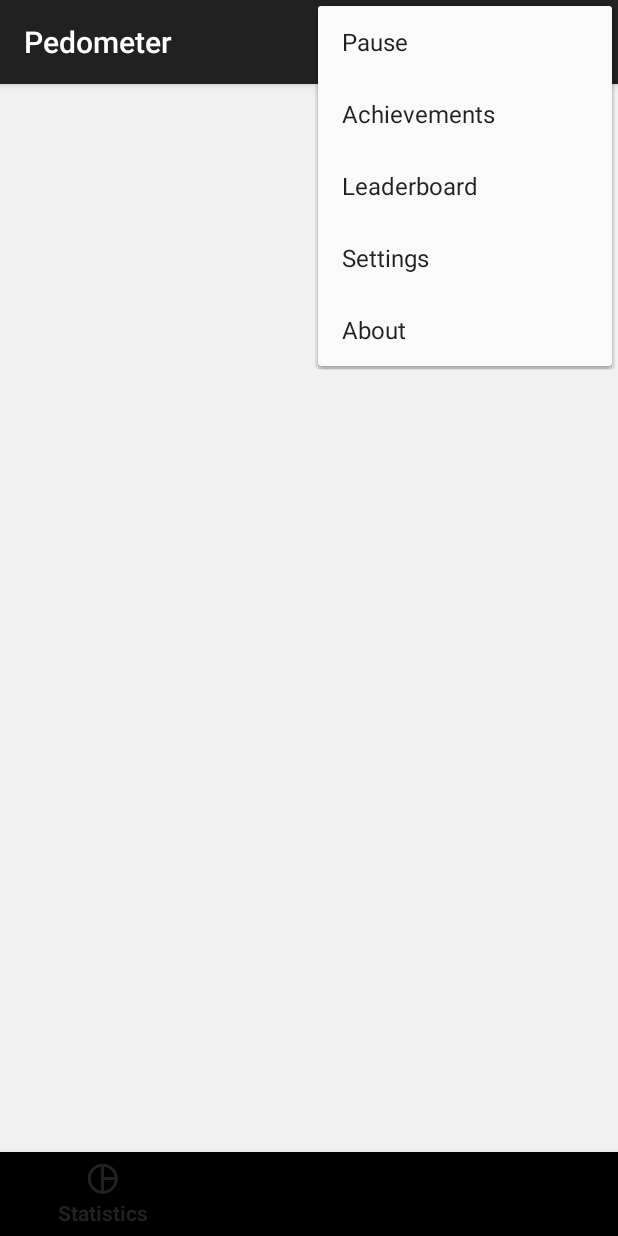
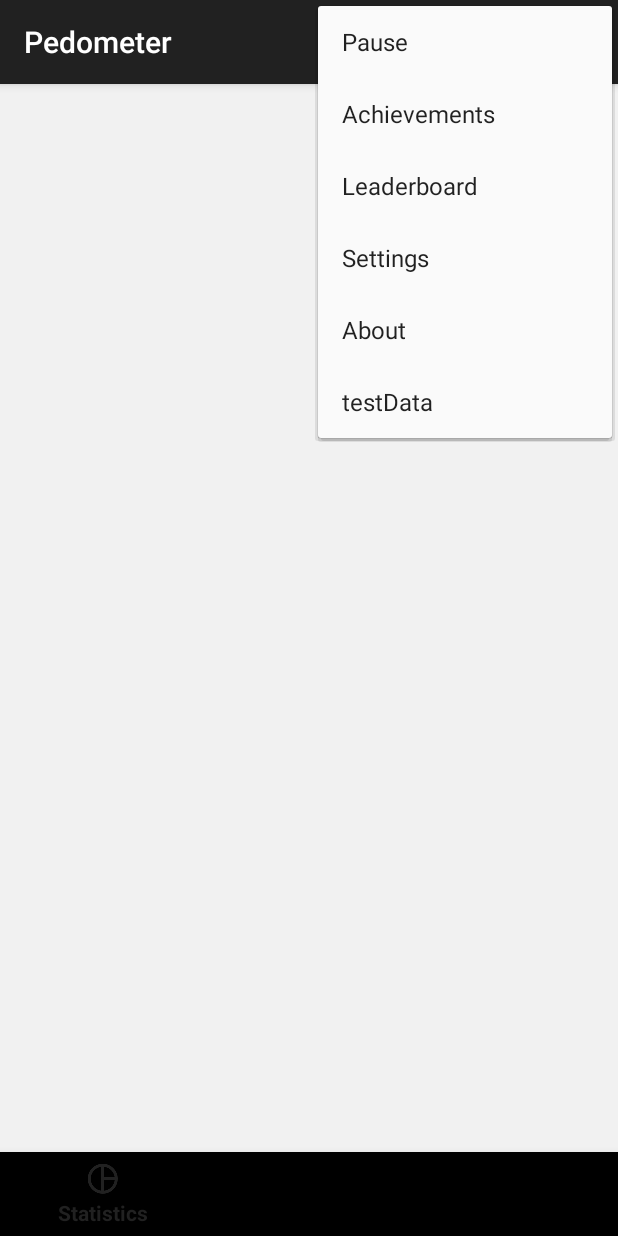
Before and after one commit to dennis-kao/Pedometer, an Android app: the fragment Fragment_Settings placed in its activity, with the options menu open, on a phone screen of 412 x 824 dp. Run offline under Robolectric (Android 15) with nearby library versions, the phone set to English and light mode, and no system bars; libraries missing offline, so code that uses them is left out: org.eazegraph.lib; 41 statements that could not run were skipped.

Commit message:
created test data function

```diff
--- a/src/main/java/de/j4velin/pedometer/Database.java
+++ b/src/main/java/de/j4velin/pedometer/Database.java
@@ -119,7 +119,7 @@ public class Database extends SQLiteOpenHelper {
         try {
             Cursor c = getReadableDatabase().query(DB_NAME, new String[]{"date"}, "date = ?",
                     new String[]{String.valueOf(date)}, null, null, null);
-            if (c.getCount() == 0 && steps >= 0) {
+            if (c.getCount() == 0 ) {//&& steps >= 0) {
 
                 // add 'steps' to yesterdays count
                 addToLastEntry(steps);
--- a/src/main/java/de/j4velin/pedometer/obj/Week_Step_History.java
+++ b/src/main/java/de/j4velin/pedometer/obj/Week_Step_History.java
@@ -36,6 +36,7 @@ public class Week_Step_History {
     public int getAvgSteps() {
         long numDays = 7;
         numDays = (this.dtEnd - this.dtStart)/ TimeUnit.DAYS.toMillis(1);
+        if (numDays == 0) numDays = 1;
         return (avgSteps > 0) ? avgSteps : (int)(totalSteps/numDays);
     }
 
--- a/src/main/java/de/j4velin/pedometer/ui/Fragment_Settings.java
+++ b/src/main/java/de/j4velin/pedometer/ui/Fragment_Settings.java
@@ -33,6 +33,7 @@ import android.preference.Preference;
 import android.preference.Preference.OnPreferenceChangeListener;
 import android.preference.Preference.OnPreferenceClickListener;
 import android.preference.PreferenceFragment;
+import android.util.Log;
 import android.view.Menu;
 import android.view.MenuInflater;
 import android.view.MenuItem;
@@ -50,6 +51,8 @@ import java.io.FileReader;
 import java.io.FileWriter;
 import java.io.IOException;
 import java.util.Locale;
+import java.util.Random;
+import java.util.concurrent.TimeUnit;
 
 import de.j4velin.pedometer.Database;
 import de.j4velin.pedometer.PowerReceiver;
@@ -57,6 +60,7 @@ import de.j4velin.pedometer.R;
 import de.j4velin.pedometer.SensorListener;
 import de.j4velin.pedometer.util.API23Wrapper;
 import de.j4velin.pedometer.util.PlaySettingsWrapper;
+import de.j4velin.pedometer.util.Util;
 
 public class Fragment_Settings extends PreferenceFragment implements OnPreferenceClickListener {
 
@@ -68,6 +72,14 @@ public class Fragment_Settings extends PreferenceFragment implements OnPreferenc
     public void onCreate(final Bundle savedInstanceState) {
         super.onCreate(savedInstanceState);
 
+        this.setOptionsMenu();
+        Preference account = findPreference("account");
+        PlaySettingsWrapper
+                .setupAccountSetting(account, savedInstanceState, (Activity_Main) getActivity());
+        createTestData();
+    }
+
+    public void setOptionsMenu() {
         addPreferencesFromResource(R.xml.settings);
         findPreference("import").setOnPreferenceClickListener(this);
         findPreference("export").setOnPreferenceClickListener(this);
@@ -101,9 +113,6 @@ public class Fragment_Settings extends PreferenceFragment implements OnPreferenc
                     }
                 });
 
-        Preference account = findPreference("account");
-        PlaySettingsWrapper
-                .setupAccountSetting(account, savedInstanceState, (Activity_Main) getActivity());
 
         final SharedPreferences prefs =
                 getActivity().getSharedPreferences("pedometer", Context.MODE_PRIVATE);
@@ -416,4 +425,20 @@ public class Fragment_Settings extends PreferenceFragment implements OnPreferenc
                     }
                 }).create().show();
     }
+
+    public void createTestData() {
+        Database db = Database.getInstance(getActivity());
+        Random ran = new Random();
+
+        int ranSteps = ran.nextInt(1000) + 100;
+
+        for (int i = 0; i < 60; i++)
+        {
+            Log.d("SETTINGS", "CREATING TEST DATA");
+            db.insertNewDay(Util.getToday() - (i * TimeUnit.DAYS.toMillis(1)), (int) -ranSteps);
+            ranSteps = ran.nextInt(1000) + 100;
+        }
+        db.close();
+
+    }
 }
--- a/src/main/java/de/j4velin/pedometer/ui/Fragment_SplitCount.java
+++ b/src/main/java/de/j4velin/pedometer/ui/Fragment_SplitCount.java
@@ -72,6 +72,7 @@ public class Fragment_SplitCount extends Fragment {
             mParam1 = getArguments().getString(ARG_PARAM1);
             mParam2 = getArguments().getString(ARG_PARAM2);
         }
+        setHasOptionsMenu(true);
     }
 
     public void updateStepsAndDistanceData()
--- a/src/main/java/de/j4velin/pedometer/ui/Fragment_StepHistory.java
+++ b/src/main/java/de/j4velin/pedometer/ui/Fragment_StepHistory.java
@@ -78,6 +78,7 @@ public class Fragment_StepHistory extends Fragment {
             mParam1 = getArguments().getString(ARG_PARAM1);
             mParam2 = getArguments().getString(ARG_PARAM2);
         }
+        setHasOptionsMenu(true);
     }
 
     @Override
--- a/src/main/res/menu/main.xml
+++ b/src/main/res/menu/main.xml
@@ -24,5 +24,10 @@
         android:orderInCategory="100"
         android:showAsAction="never"
         android:title="@string/about"/>
+    <item
+        android:id="@+id/testData"
+        android:orderInCategory="100"
+        android:showAsAction="never"
+        android:title="@string/testData"/>
 
 </menu>
--- a/src/main/res/values/strings.xml
+++ b/src/main/res/values/strings.xml
@@ -64,6 +64,7 @@
     <string name="no_sensor">Sensor not found</string>
     <string name="no_sensor_explain">This app requires a dedicated hardware step sensor - which your device does not have. This app won\'t run on your device.</string>
     <string name="permission_external_storage">No permission to access external storage</string>
+    <string name="testData">testData</string>
 
     <!-- These were taken straight from the Google Play APK using reverse engineering tool apktool.jar !-->
     <string name="achievement_boots_made_for_walking">CgkI_pu14sQDEAIQAQ</string>
```
